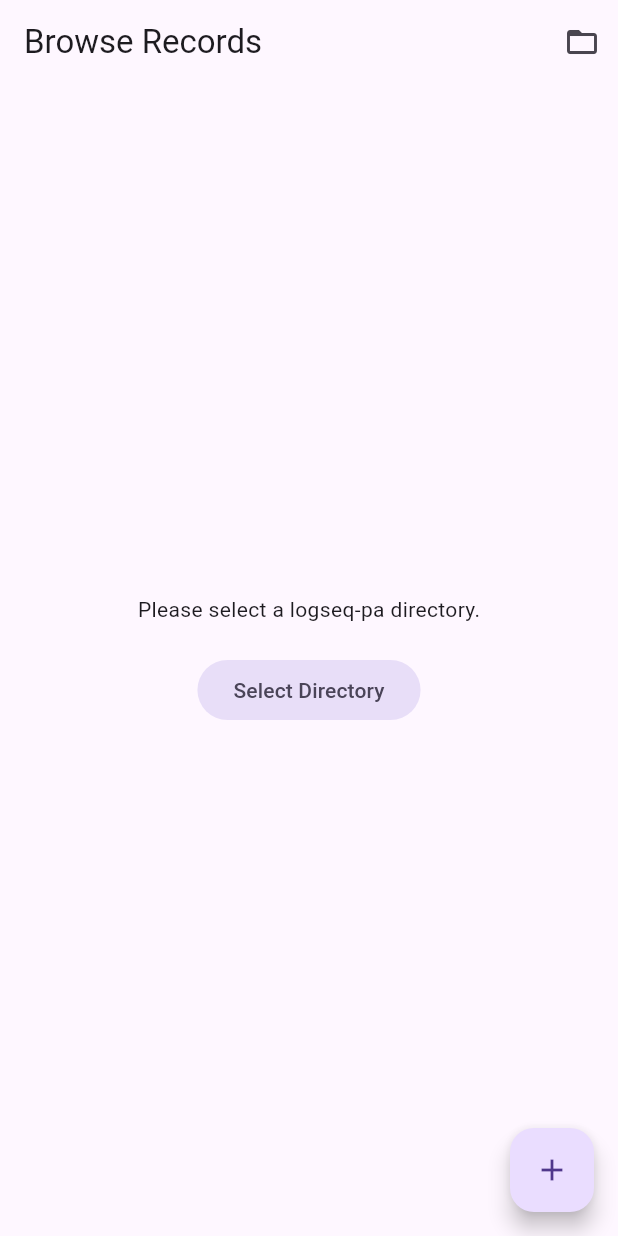
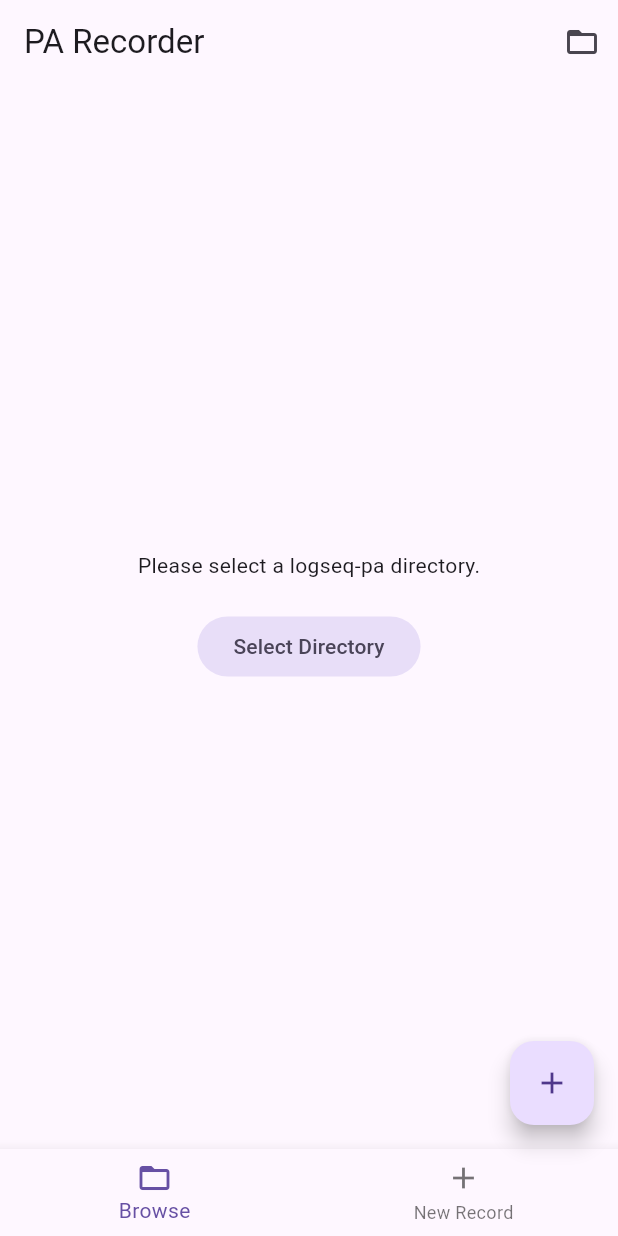
Before and after one commit to ljcucc/pa_recorder, a Flutter app: the screen it shows after launch, on a phone screen of 412 x 824 dp. Run offline on Flutter 3.47's test engine with Material 3 defaults, Android fonts, the light colour scheme and no system bars; our stand-ins replace file_picker, flutter_markdown, google_fonts; missing offline and left inert: ini; Roboto replaces fonts that are missing (JFOpenshuninn).

Commit message:
Update adaptive_navigation_scaffold.dart

```diff
--- a/lib/main.dart
+++ b/lib/main.dart
@@ -1,6 +1,7 @@
 import 'package:flutter/material.dart';
 import 'package:pa_recorder/pages/browse_records_page.dart';
 import 'package:pa_recorder/directory_provider.dart';
+import 'package:pa_recorder/widgets/adaptive_navigation_scaffold.dart'; // New import
 
 import 'package:pa_recorder/data/record_repository.dart';
 import 'package:pa_recorder/data/file_system_record_repository.dart';
@@ -33,7 +34,9 @@ class PARecorderApp extends StatelessWidget {
         primarySwatch: Colors.blue,
         fontFamily: 'JFOpenshuninn',
       ),
-      home: const BrowseRecordsPage(),
+      home: const AdaptiveNavigationScaffold(
+        child: BrowseRecordsPage(),
+      ),
     );
   }
 }
--- a/lib/pages/browse_records_page.dart
+++ b/lib/pages/browse_records_page.dart
@@ -69,22 +69,7 @@ class BrowseRecordsPageState extends State<BrowseRecordsPage> {
   Widget build(BuildContext context) {
     final directoryProvider = context.watch<DirectoryProvider>();
 
-    return Scaffold(
-      appBar: AppBar(
-        title: const Text('Browse Records'),
-        actions: [
-          IconButton(
-            icon: const Icon(Icons.folder_open),
-            onPressed: () async {
-              await context.read<DirectoryProvider>().selectDirectory();
-              // The provider will notify listeners, and the UI will rebuild automatically.
-              // We can also call _loadRecordDirectories to be explicit.
-              _loadRecordDirectories();
-            },
-          ),
-        ],
-      ),
-      body: directoryProvider.directoryPath == null
+    return directoryProvider.directoryPath == null
         ? Center(
             child: Column(
               mainAxisAlignment: MainAxisAlignment.center,
@@ -127,19 +112,6 @@ class BrowseRecordsPageState extends State<BrowseRecordsPage> {
                     },
                   ),
                 ),
-                ),
-      floatingActionButton: FloatingActionButton(
-        onPressed: () async {
-          await Navigator.push(
-            context,
-            MaterialPageRoute(
-              builder: (context) => const NewRecordPage(),
-            ),
-          );
-          _loadRecordDirectories(); // Refresh records after returning from NewRecordPage
-        },
-        child: const Icon(Icons.add),
-      ),
               );
   }
 }
--- /dev/null
+++ b/lib/widgets/adaptive_navigation_scaffold.dart
@@ -0,0 +1,153 @@
+import 'package:flutter/material.dart';
+import 'package:pa_recorder/directory_provider.dart';
+import 'package:pa_recorder/pages/new_record_page.dart';
+import 'package:pa_recorder/data/record_repository.dart'; // For Record class
+import 'package:pa_recorder/pages/edit_record_page.dart'; // For EditRecordPage
+import 'package:provider/provider.dart';
+
+class AdaptiveNavigationScaffold extends StatefulWidget {
+  final Widget child;
+
+  const AdaptiveNavigationScaffold({
+    super.key,
+    required this.child,
+  });
+
+  @override
+  State<AdaptiveNavigationScaffold> createState() => _AdaptiveNavigationScaffoldState();
+}
+
+class _AdaptiveNavigationScaffoldState extends State<AdaptiveNavigationScaffold> {
+  int _selectedIndex = 0;
+
+  Future<void> _handleNewRecordAction() async {
+    final newRecord = await Navigator.push<Record?>(
+      context,
+      MaterialPageRoute(
+        builder: (context) => const NewRecordPage(),
+      ),
+    );
+
+    if (newRecord != null) {
+      if (!mounted) return;
+      await Navigator.push(
+        context,
+        MaterialPageRoute(
+          builder: (context) => EditRecordPage(record: newRecord),
+        ),
+      );
+      // After returning from EditRecordPage, the BrowseRecordsPage (child) should refresh
+      // because it watches DirectoryProvider and RecordRepository (implicitly via didChangeDependencies).
+    }
+  }
+
+  @override
+  Widget build(BuildContext context) {
+    return LayoutBuilder(
+      builder: (context, constraints) {
+        if (constraints.maxWidth > 600) {
+          // Large screen: NavigationRail
+          return Scaffold(
+            appBar: AppBar(
+              title: const Text('PA Recorder'),
+              actions: [
+                IconButton(
+                  icon: const Icon(Icons.folder_open),
+                  onPressed: () async {
+                    await context.read<DirectoryProvider>().selectDirectory();
+                    // The child (BrowseRecordsPage) will react to this change via its watch on DirectoryProvider.
+                  },
+                ),
+              ],
+            ),
+            body: Row(
+              children: [
+                NavigationRail(
+                  selectedIndex: _selectedIndex,
+                  onDestinationSelected: (index) {
+                    setState(() {
+                      _selectedIndex = index;
+                    });
+                    if (index == 0) {
+                      // Browse Records
+                      // The child is already BrowseRecordsPage, so no explicit navigation needed here.
+                    } else if (index == 1) {
+                      // New Record
+                      _handleNewRecordAction();
+                    }
+                  },
+                  labelType: NavigationRailLabelType.all,
+                  destinations: const [
+                    NavigationRailDestination(
+                      icon: Icon(Icons.folder_open),
+                      label: Text('Browse'),
+                    ),
+                    NavigationRailDestination(
+                      icon: Icon(Icons.add),
+                      label: Text('New Record'),
+                    ),
+                    // Add more destinations as needed
+                  ],
+                ),
+                Expanded(
+                  child: widget.child,
+                ),
+              ],
+            ),
+            floatingActionButton: FloatingActionButton(
+              onPressed: _handleNewRecordAction,
+              child: const Icon(Icons.add),
+            ),
+          );
+        } else {
+          // Small screen: BottomNavigationBar
+          return Scaffold(
+            appBar: AppBar(
+              title: const Text('PA Recorder'),
+              actions: [
+                IconButton(
+                  icon: const Icon(Icons.folder_open),
+                  onPressed: () async {
+                    await context.read<DirectoryProvider>().selectDirectory();
+                    // The child (BrowseRecordsPage) will react to this change via its watch on DirectoryProvider.
+                  },
+                ),
+              ],
+            ),
+            body: widget.child,
+            bottomNavigationBar: BottomNavigationBar(
+              currentIndex: _selectedIndex,
+              onTap: (index) {
+                setState(() {
+                  _selectedIndex = index;
+                });
+                if (index == 0) {
+                  // Browse Records
+                  // The child is already BrowseRecordsPage, so no explicit navigation needed here.
+                } else if (index == 1) {
+                  // New Record
+                  _handleNewRecordAction();
+                }
+              },
+              items: const [
+                BottomNavigationBarItem(
+                  icon: Icon(Icons.folder_open),
+                  label: 'Browse',
+                ),
+                BottomNavigationBarItem(
+                  icon: Icon(Icons.add),
+                  label: 'New Record',
+                ),
+                // Add more items as needed
+              ],
+            ),
+            floatingActionButton: FloatingActionButton(
+              onPressed: _handleNewRecordAction,
+              child: const Icon(Icons.add),
+            ),
+          );
+        }
+      },
+    );
+  }
+}
```
Also changed, not shown: lib/pages/new_record_page.dart (+2 -11 lines). Lines whose indentation alone changed are shown as unchanged.
